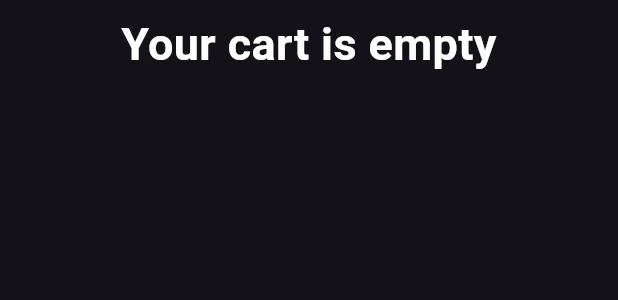
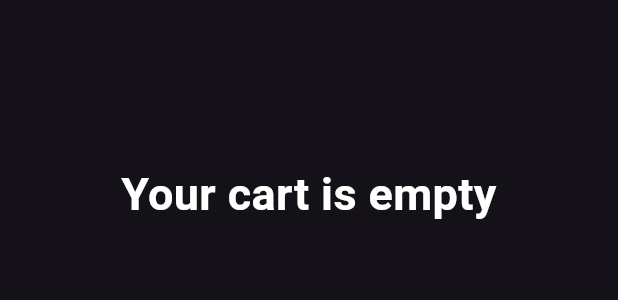
Before and after one commit to asanchez1415/ecommerce_mobile_app, a Flutter app: the EmptyProdWidget widget shown alone on an empty page, opened directly, on a phone screen of 412 x 824 dp. Shown: the top 300 px of the screen. Run offline on Flutter 3.47's test engine with Material 3 defaults, Android fonts, the phone set to English and light mode, and no system bars; our stand-ins replace card_swiper, cloud_firestore, fancy_shimmer_image, firebase_auth, firebase_core, flutter_iconly and 1 more; accounts and stored records are empty.

```diff
--- a/lib/widgets/empty_prod_widget.dart
+++ b/lib/widgets/empty_prod_widget.dart
@@ -1,8 +1,8 @@
 import 'package:flutter/material.dart';
 
 class EmptyProdWidget extends StatelessWidget {
-  const EmptyProdWidget({Key? key,required this.text}) : super(key: key);
-final String text;
+  const EmptyProdWidget({Key? key, required this.text}) : super(key: key);
+  final String text;
   @override
   Widget build(BuildContext context) {
     Color color = Colors.white;
@@ -11,6 +11,7 @@ final String text;
         padding: const EdgeInsets.all(8.0),
         child: Column(
           children: [
+            SizedBox(height: 100.0),
             Text(
               text,
               textAlign: TextAlign.center,
```
